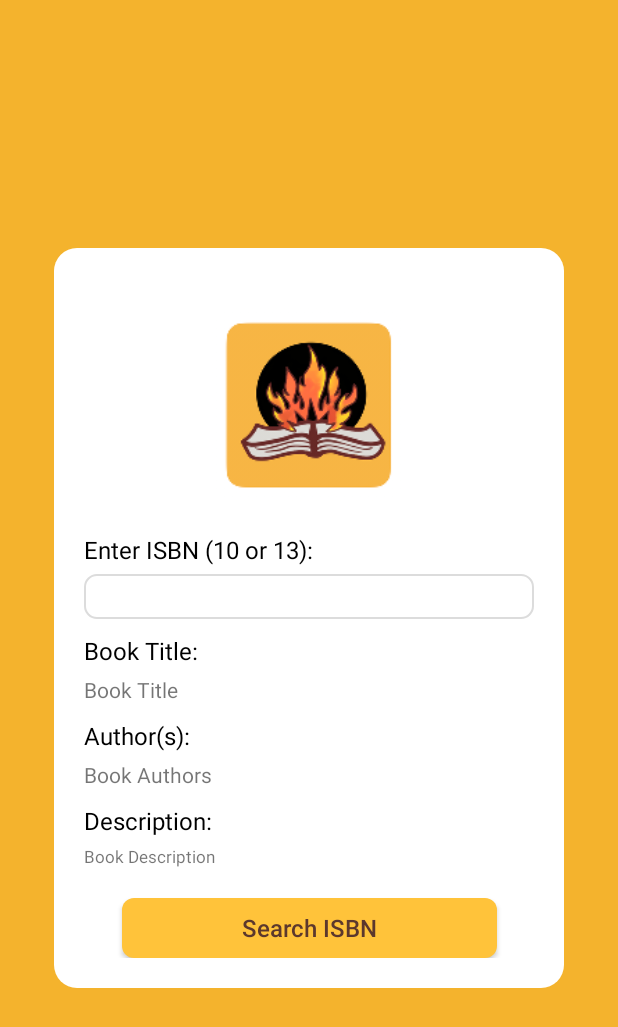
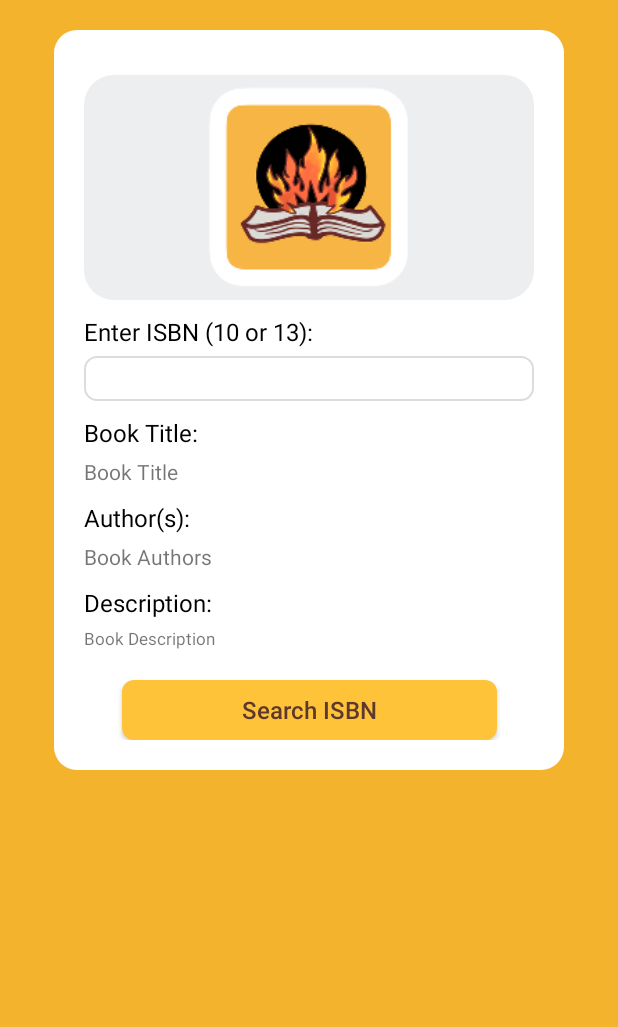
Before and after one commit to BonfireBooks/BonfireBooks, an Android app: the layout fragment_upload_book_search.xml on its own in the app's theme, with its tools: preview values and no code run, on a phone screen of 412 x 824 dp. Shown: the top 1027 px of the screen. Run offline under Robolectric (Android 15) with nearby library versions, the phone set to English and light mode, and no system bars.

Commit message:
BookUploadSearch added author length limit, fixed layout

```diff
--- a/app/src/main/java/com/example/bonfirebooks/UploadBookSearchFragment.java
+++ b/app/src/main/java/com/example/bonfirebooks/UploadBookSearchFragment.java
@@ -152,6 +152,16 @@ public class UploadBookSearchFragment extends Fragment {
             }
         });
 
+        txtV_book_authors.setOnClickListener(new View.OnClickListener() {
+            @Override
+            public void onClick(View view) {
+                if (txtV_book_authors.getMaxLines() == 3){
+                    txtV_book_authors.setMaxLines(15);
+                } else {
+                    txtV_book_authors.setMaxLines(3);
+                }
+            }
+        });
 
         txtV_book_description.setOnClickListener(new View.OnClickListener() {
             @Override
--- a/app/src/main/res/layout/fragment_upload_book_search.xml
+++ b/app/src/main/res/layout/fragment_upload_book_search.xml
@@ -9,19 +9,17 @@
 
     <ScrollView
         android:layout_width="match_parent"
-        android:layout_height="match_parent">
-
-        <androidx.constraintlayout.widget.ConstraintLayout
-            android:layout_width="match_parent"
         android:layout_height="match_parent"
-            android:layout_gravity="center"
-            android:padding="20dp">
+        android:clipToPadding="false"
+        android:paddingVertical="20dp"
+        android:scrollbars="none">
 
         <androidx.constraintlayout.widget.ConstraintLayout
             android:layout_width="wrap_content"
             android:layout_height="wrap_content"
             android:background="@drawable/card_rounded"
             android:padding="20dp"
+            android:layout_gravity="center_horizontal"
             app:layout_constraintBottom_toBottomOf="parent"
             app:layout_constraintLeft_toLeftOf="parent"
             app:layout_constraintRight_toRightOf="parent"
@@ -29,12 +27,13 @@
 
             <ImageView
                 android:id="@+id/imgV_coverImage"
-                    android:layout_width="200dp"
+                android:layout_width="300dp"
                 android:layout_height="wrap_content"
                 android:layout_marginTop="10dp"
-                    android:src="@mipmap/ic_launcher_foreground"
+                android:background="@drawable/image_switcher"
                 android:contentDescription="@string/book_cover_image"
                 android:minHeight="150dp"
+                android:src="@mipmap/ic_launcher_foreground"
                 app:layout_constraintLeft_toLeftOf="parent"
                 app:layout_constraintRight_toRightOf="parent"
                 app:layout_constraintTop_toTopOf="parent" />
@@ -64,8 +63,6 @@
                 app:layout_constraintRight_toRightOf="parent"
                 app:layout_constraintTop_toBottomOf="@id/txtV_isbn" />
 
-                <!--    Book Details    -->
-
             <TextView
                 android:id="@+id/txtV_book_title_header"
                 android:layout_width="wrap_content"
@@ -82,10 +79,10 @@
                 android:layout_width="wrap_content"
                 android:layout_height="wrap_content"
                 android:layout_marginTop="5dp"
-                    android:text="@string/book_title_plain"
                 android:ellipsize="end"
                 android:maxWidth="300dp"
                 android:maxLines="2"
+                android:text="@string/book_title_plain"
                 android:textSize="14sp"
                 app:layout_constraintLeft_toLeftOf="@id/txtV_book_title_header"
                 app:layout_constraintTop_toBottomOf="@id/txtV_book_title_header" />
@@ -107,9 +104,9 @@
                 android:layout_height="wrap_content"
                 android:layout_marginTop="5dp"
                 android:ellipsize="end"
+                android:maxWidth="300dp"
+                android:maxLines="3"
                 android:text="@string/book_authors"
-                    android:maxWidth="300dp"
-                    android:maxLines="5"
                 android:textSize="14sp"
                 app:layout_constraintLeft_toLeftOf="@id/txtV_book_authors_header"
                 app:layout_constraintTop_toBottomOf="@id/txtV_book_authors_header" />
@@ -131,9 +128,9 @@
                 android:layout_height="wrap_content"
                 android:layout_marginTop="5dp"
                 android:ellipsize="end"
-                    android:text="@string/book_description"
                 android:maxWidth="300dp"
                 android:maxLines="5"
+                android:text="@string/book_description"
                 android:textSize="11sp"
                 app:layout_constraintLeft_toLeftOf="@id/txtV_book_description_header"
                 app:layout_constraintTop_toBottomOf="@id/txtV_book_description_header" />
@@ -171,7 +168,6 @@
 
         </androidx.constraintlayout.widget.ConstraintLayout>
 
-        </androidx.constraintlayout.widget.ConstraintLayout>
     </ScrollView>
 
 </FrameLayout>
```
Lines whose indentation alone changed are shown as unchanged.
